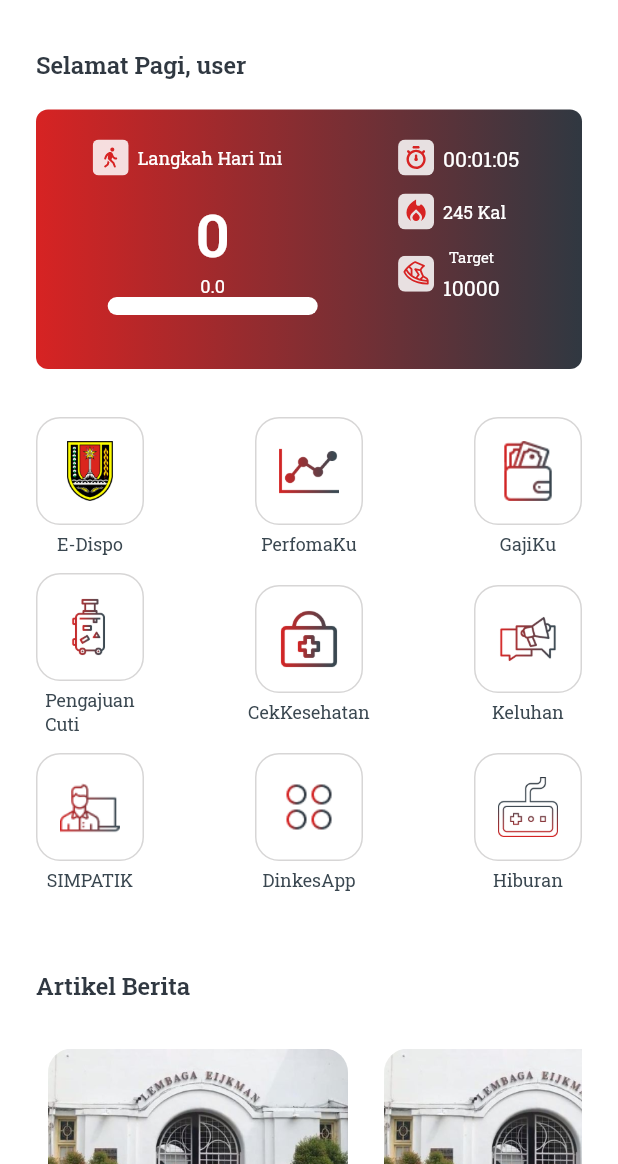
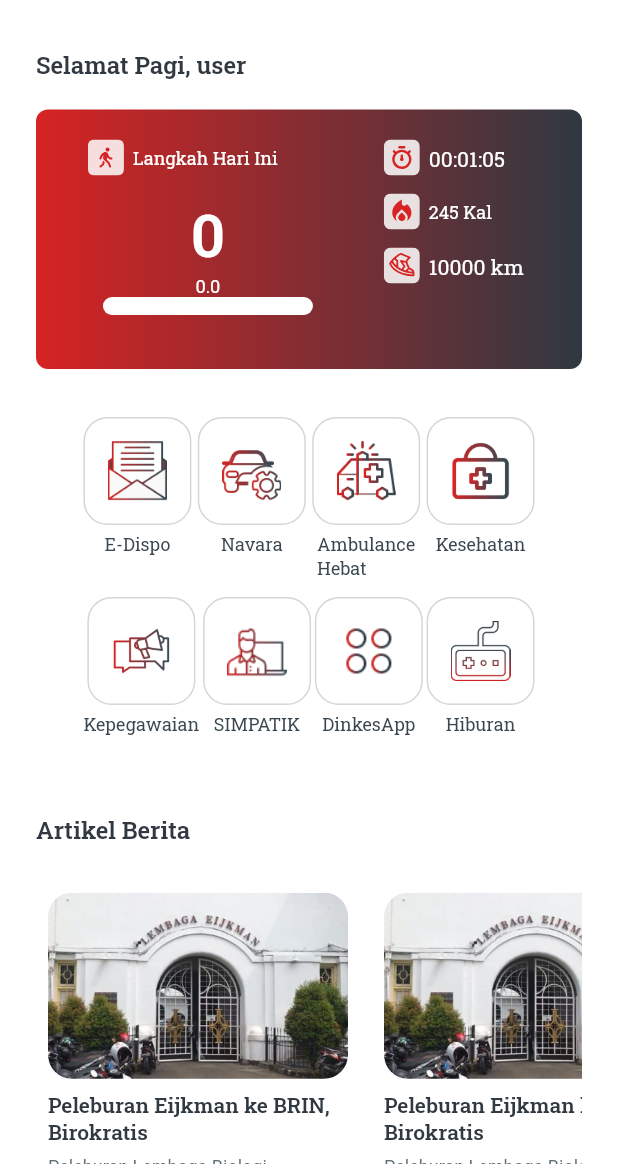
Before and after one commit to roningrum/my_darling_app, a Flutter app: the screen it shows after launch, on a phone screen of 412 x 824 dp, the part 72-1236 px from its top. Run offline on Flutter 3.47's test engine with Material 2 defaults, Android fonts, the phone set to English and light mode, and no system bars; drawn by our look-alikes of percent_indicator; our stand-ins replace fl_chart, flutter_svg, hive, jiffy, pedometer, permission_handler and 3 more; missing offline and left inert: flutter_foreground_service; accounts and stored records are empty; project files that could hold a hidden picture were left out.

Commit message:
perbaruan asset

```diff
--- a/lib/model/record_jalan_response.dart
+++ b/lib/model/record_jalan_response.dart
@@ -24,7 +24,7 @@ class RecordJalanResponse {
 
 class Data {
   String? nik;
-  String? langkahTerekam;
+  int? langkahTerekam;
   String? updatedAt;
   String? createdAt;
   int? id;
--- a/lib/network_provider/NetworkRepository.dart
+++ b/lib/network_provider/NetworkRepository.dart
@@ -8,7 +8,7 @@ import 'package:my_darling_app/model/record_jalan_response.dart';
 
 class NetworkRepository{
 
-  static const String urlApi = 'http://172.17.19.235:8000';
+  static const String urlApi = 'http://172.17.19.214:8000';
 
   // Login
   Future<LoginResponse>doLogin(String email, String password) async{
@@ -25,7 +25,7 @@ class NetworkRepository{
 
   //Send Data Walking
 
-  Future<RecordJalanResponse> sendWalkRecord(String nik, String langkah, String token) async{
+  Future<RecordJalanResponse> sendWalkRecord(String nik, int langkah, String token) async{
     var url = '$urlApi/api/submit-jalan';
     final msg = jsonEncode({'nik': nik, 'langkah_terekam': langkah});
     var response = await http.post(Uri.parse(url), headers:{'Authorization':'Bearer $token','Content-Type': 'application/json'}, body: msg );
--- a/lib/page/home_banner_walking.dart
+++ b/lib/page/home_banner_walking.dart
@@ -25,7 +25,12 @@ class _HomeBannerWalkingState extends State<HomeBannerWalking> {
 
   int todaySteps = 0;
   String _status = '?';
+
+  double km =0.0;
+  int calorie = 0;
   late Box<int> stepsBox;
+
+  late Timer _timer;
 
   late StreamSubscription<StepCount> _subscription;
   late Stream<PedestrianStatus> _pedestrianStatusStream;
@@ -99,7 +104,7 @@ class _HomeBannerWalkingState extends State<HomeBannerWalking> {
               Column(
                 crossAxisAlignment: CrossAxisAlignment.center,
                 children:[
-                  const Text('0', style: TextStyle(color: Colors.white, fontSize: 40.0, fontFamily: 'Roboto Slab', fontWeight: FontWeight.w600)),
+                  Text('$todaySteps', style: TextStyle(color: Colors.white, fontSize: 40.0, fontFamily: 'Roboto Slab', fontWeight: FontWeight.w600)),
                   Column(
                     children: [
                       Center(child: Text(getPrecentageWalk().toString(), style: regular.copyWith(fontSize: 12.0, color: white), textAlign: TextAlign.center)),
@@ -149,9 +154,7 @@ class _HomeBannerWalkingState extends State<HomeBannerWalking> {
                   Column(
                     mainAxisAlignment: MainAxisAlignment.start,
                     children: [
-                      Text('Target', style: regular.copyWith(fontSize: 10.0, color: white)),
-                      const SizedBox(height: 4.0),
-                      Text('10000', style: regular.copyWith(fontSize: 14.0, color: white)),
+                      Text('10000 km', style: regular.copyWith(fontSize: 14.0, color: white)),
                     ],
                   )
                 ],
@@ -191,11 +194,12 @@ class _HomeBannerWalkingState extends State<HomeBannerWalking> {
     }
     setState(() {
       _status = event.status;
-      // var today = Jiffy.now();
-      // var midnight = Jiffy.now().subtract(days: 1).startOf(Unit.day);
-      // // if(_status == 'stopped' && today == midnight ){
-      // //   sendResponse(stepsBox.get('today steps')!);
-      // // }
+
+      if(_status == "stopped"){
+        sendResponse(todaySteps);
+        // sendDataAtMidnight();
+        // _timer.cancel();
+      }
     });
   }
 
@@ -267,11 +271,21 @@ class _HomeBannerWalkingState extends State<HomeBannerWalking> {
   //buat ngirim
 
   void sendResponse(int steps) async{
-    var token = '13|b07CsBFNsLSs2TS7nKtwjszMarhF6CtBLiZ67fSq';
-    var response = await _networkRepository.sendWalkRecord('3374165019600076', steps.toString(), token);
+    var token = '2|LAt4yZL4ZwSFihGNu1Ek2lKKfafo4UHB65DoPF4K';
+    var response = await _networkRepository.sendWalkRecord('3374165019600076', steps, token);
     if(response.status == 'Sukses'){
-
+      print('Sukses Ke kirim');
     }
 
   }
+
+  void sendDataAtMidnight() {
+    final now = DateTime.now();
+    final midnight = DateTime(now.year, now.month, now.day + 1); // Assumes scheduling for the next midnight
+    final duration = midnight.difference(now);
+    _timer = Timer(duration, () {
+        sendResponse(todaySteps);
+    });
+
+  }
 }
--- a/lib/page/home_screen.dart
+++ b/lib/page/home_screen.dart
@@ -98,41 +98,26 @@ class _HomeScreenState extends State<HomeScreen> {
 
   //Widget untuk HomeMenu
   Widget homeMenu() {
-    return Wrap(
-      children: [
-        Row(
-          mainAxisAlignment: MainAxisAlignment.spaceBetween,
+    return Center(
+      child:
+        Wrap(
+          alignment: WrapAlignment.spaceBetween,
+          spacing: 2.5,
           children: [
             GestureDetector(
                 onTap: () {
-                  Navigator.push(context,
-                      MaterialPageRoute(builder: (context) => const Edispo()));
+                  Navigator.push(context, MaterialPageRoute(builder: (context) => const Edispo()));
                 },
-                child: const HomeMenuWidget(
-                    'E-Dispo', 'assets/icons/edispo_menu.png')),
-            const HomeMenuWidget(
-                'PerfomaKu', 'assets/icons/performance_menu.png'),
-            const HomeMenuWidget('GajiKu', 'assets/icons/gajiku_menu.png'),
+                child: const HomeMenuWidget('E-Dispo','assets/icons/e-dispo.png')),
+            const HomeMenuWidget('Navara','assets/icons/navara.png'),
+            const HomeMenuWidget('Ambulance\nHebat','assets/icons/ambulanceHebat.png'),
+            const HomeMenuWidget('Kesehatan','assets/icons/cek_kesehatan_menu.png'),
+            const HomeMenuWidget('Kepegawaian','assets/icons/keluhan_menu.png'),
+            const HomeMenuWidget('SIMPATIK','assets/icons/simpatik_menu.png'),
+            const HomeMenuWidget('DinkesApp','assets/icons/dinkesapp_menu.png'),
+            const HomeMenuWidget('Hiburan','assets/icons/hiburan_app.png'),
           ],
         ),
-        Row(
-          mainAxisAlignment: MainAxisAlignment.spaceBetween,
-          children: const [
-            HomeMenuWidget('Pengajuan\nCuti', 'assets/icons/cuti_menu.png'),
-            HomeMenuWidget(
-                'CekKesehatan', 'assets/icons/cek_kesehatan_menu.png'),
-            HomeMenuWidget('Keluhan', 'assets/icons/keluhan_menu.png'),
-          ],
-        ),
-        Row(
-          mainAxisAlignment: MainAxisAlignment.spaceBetween,
-          children: const [
-            HomeMenuWidget('SIMPATIK', 'assets/icons/simpatik_menu.png'),
-            HomeMenuWidget('DinkesApp', 'assets/icons/dinkesapp_menu.png'),
-            HomeMenuWidget('Hiburan', 'assets/icons/hiburan_app.png'),
-          ],
-        ),
-      ],
     );
   }
 
@@ -175,13 +160,6 @@ class _HomeScreenState extends State<HomeScreen> {
         Navigator.of(context).pushAndRemoveUntil(
             MaterialPageRoute(builder: (context) => const LoginScreen()),
             (_) => false);
-        // Fluttertoast.showToast(
-        //     msg: response.pesan!,
-        //     toastLength: Toast.LENGTH_SHORT,
-        //     gravity: ToastGravity.CENTER,
-        //     timeInSecForIosWeb: 1,
-        //     textColor: Colors.white,
-        //     fontSize: 16.0);
       }
     });
   }
```
Also changed, not shown: assets/icons/ambulanceHebat.png (added), assets/icons/ambulanceHebat.svg (added), assets/icons/e-dispo.png (added), assets/icons/e-dispo.svg (added), assets/icons/navara.png (added), assets/icons/navara.svg (added).
